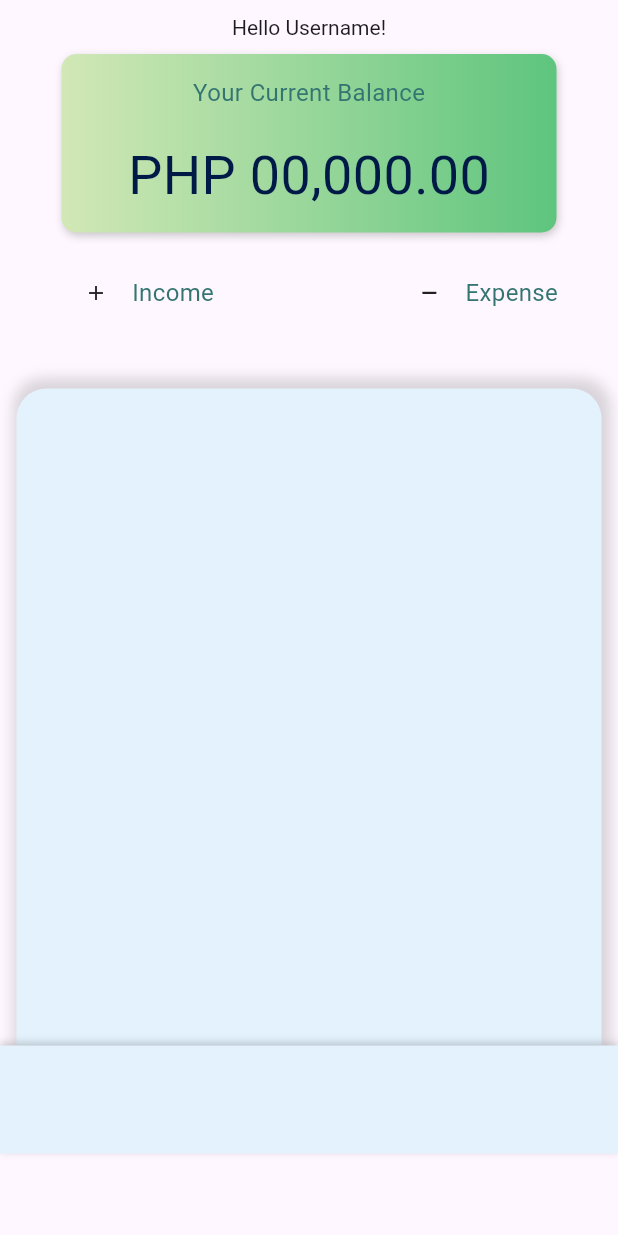
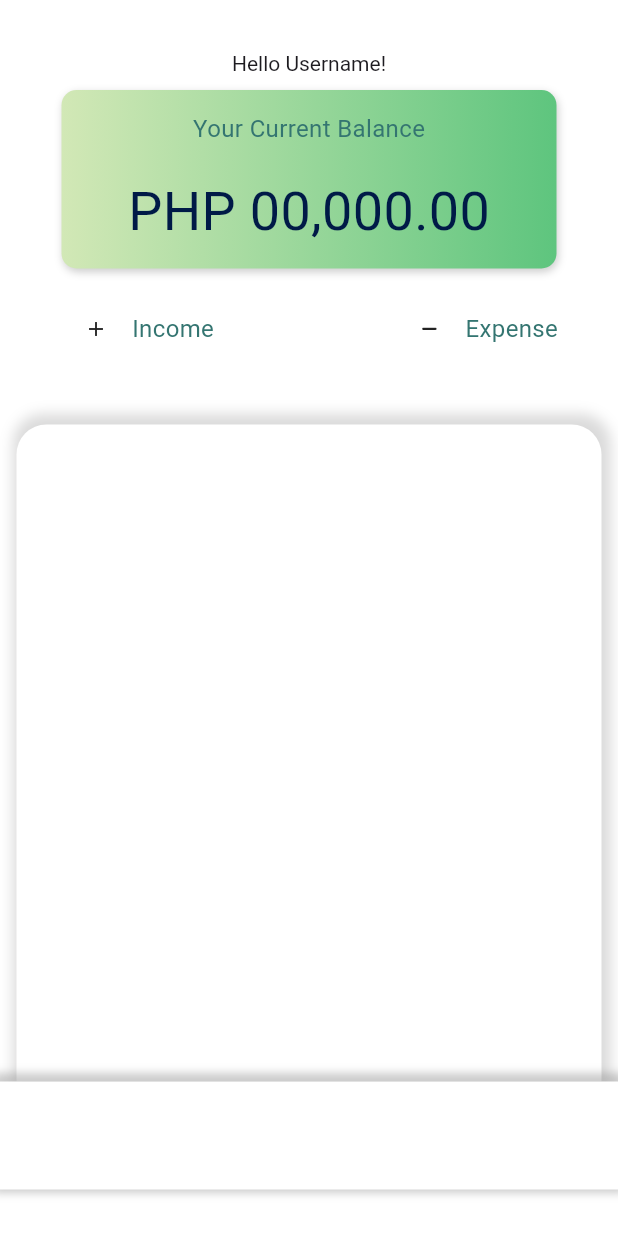
Before and after one commit to ciit-cs319-group4/cs319_foutput_reseebo, a Flutter app: the screen it shows after launch, on a phone screen of 412 x 824 dp. Run offline on Flutter 3.47's test engine with Material 3 defaults, Android fonts, the phone set to English and light mode, and no system bars; our stand-ins replace font_awesome_flutter.

Commit message:
Minor changes to home page
Coloring
Background

```diff
--- a/lib/home_page.dart
+++ b/lib/home_page.dart
@@ -17,13 +17,13 @@ class _HomePageWidgetState extends State<HomePageWidget> {
       onTap: () => FocusScope.of(context).unfocus(),
       child: Scaffold(
         key: scaffoldKey,
-        backgroundColor: Theme.of(context).scaffoldBackgroundColor,
+        backgroundColor: Colors.white,
         body: SafeArea(
           top: true,
           child: Align(
             alignment: Alignment.center,
             child: Padding(
-              padding: const EdgeInsets.only(top: 8.0),
+              padding: const EdgeInsets.only(top: 32.0),
               child: Column(
                 mainAxisSize: MainAxisSize.max,
                 children: [
@@ -132,7 +132,7 @@ class _HomePageWidgetState extends State<HomePageWidget> {
                       width: 390,
                       height: 438,
                       decoration: BoxDecoration(
-                        color: Theme.of(context).secondaryHeaderColor,
+                        color: Colors.white,
                         boxShadow: [
                           BoxShadow(
                             blurRadius: 7,
@@ -152,12 +152,13 @@ class _HomePageWidgetState extends State<HomePageWidget> {
                     width: 524,
                     height: 72,
                     decoration: BoxDecoration(
-                      color: Theme.of(context).secondaryHeaderColor,
+                      color: Colors.white,
                       boxShadow: [
                         BoxShadow(
                           blurRadius: 4,
                           color: Color(0x33000000),
                           offset: Offset(0, -2),
+                          spreadRadius: 4,
                         ),
                       ],
                     ),
--- a/lib/main.dart
+++ b/lib/main.dart
@@ -12,6 +12,7 @@
   @override
   Widget build(BuildContext context) {
     return MaterialApp(
+      debugShowCheckedModeBanner: false,
       title: 'Flutter Demo',
       theme: ThemeData(
         // This is the theme of your application.
--- a/pubspec.yaml
+++ b/pubspec.yaml
@@ -39,8 +39,8 @@ dev_dependencies:
   flutter_test:
     sdk: flutter
 
-  font_awesome_flutter: ^10.0.0
-  provider: ^6.0.0
+  font_awesome_flutter: ^10.7.0
+  provider: ^6.1.2
 
   # The "flutter_lints" package below contains a set of recommended lints to
   # encourage good coding practices. The lint set provided by the package is
@@ -62,6 +62,7 @@ flutter:
 
   # To add assets to your application, add an assets section, like this:
   # assets:
+  #   - lib/images/
   #   - images/a_dot_burr.jpeg
   #   - images/a_dot_ham.jpeg
 
```
Also changed, not shown: 1 other file.
